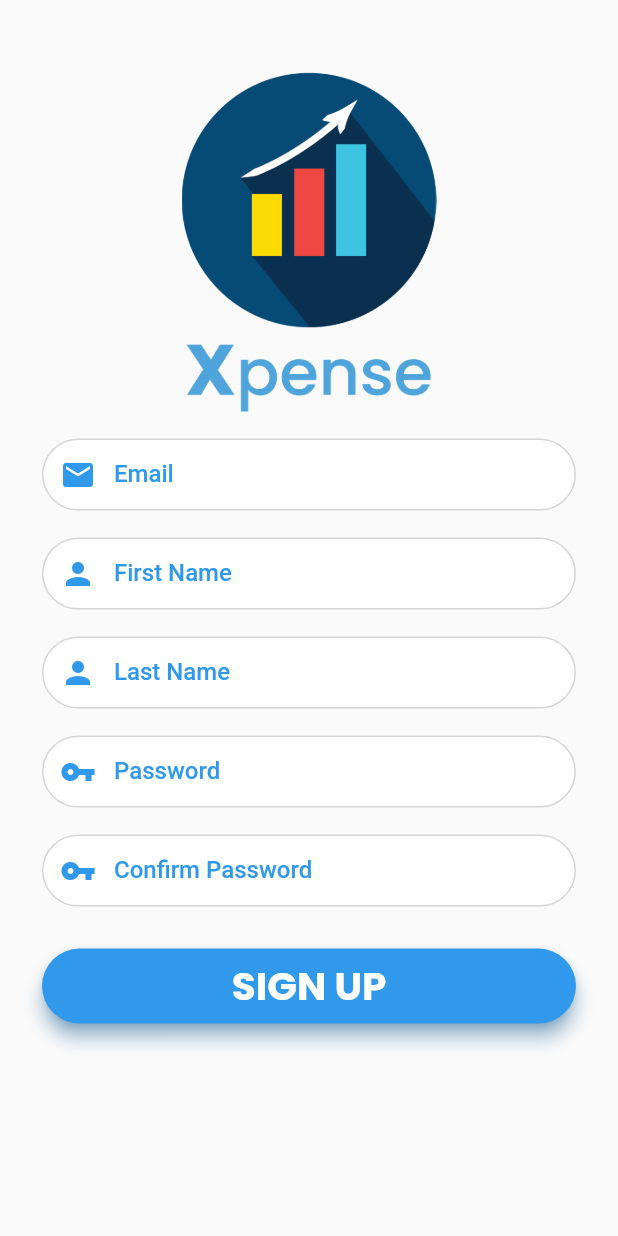
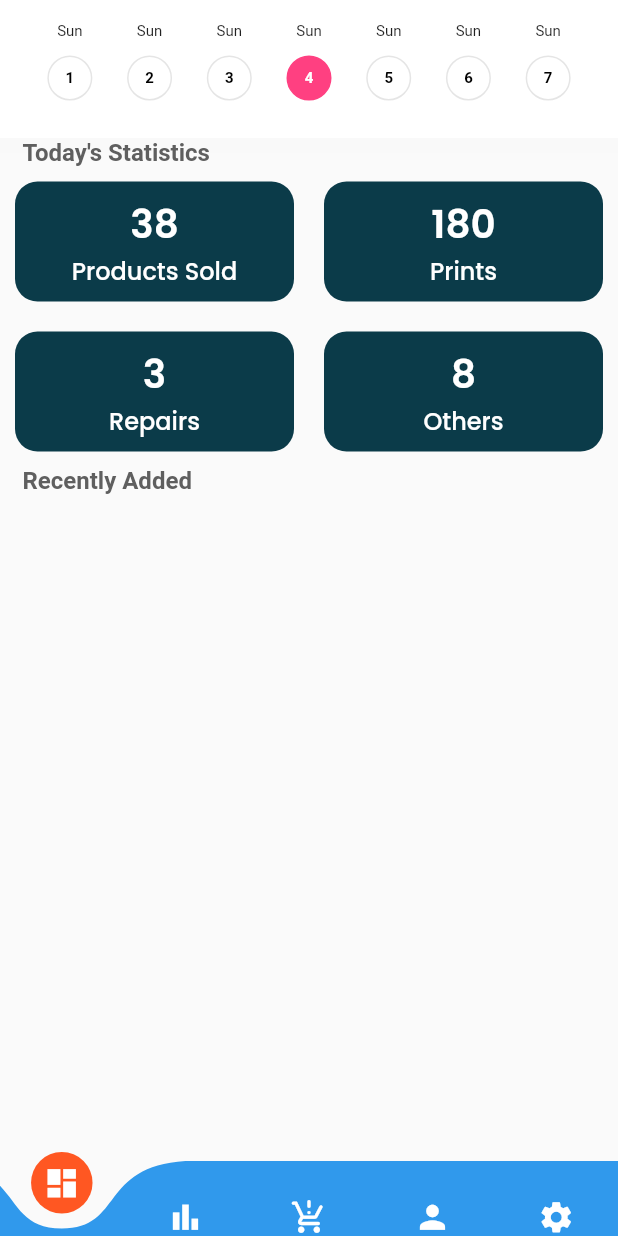
Before and after one commit to nbhatta34/XpenseApp-Android, a Flutter app: the screen it shows after launch, on a phone screen of 412 x 824 dp. Run offline on Flutter 3.47's test engine with Material 2 defaults, Android fonts, the light colour scheme and no system bars; drawn by our look-alikes of curved_navigation_bar; our stand-ins replace fluttertoast, google_fonts.

Commit message:
Dashboard UI Completed

```diff
--- /dev/null
+++ b/lib/Screens/Dashboard.dart
@@ -0,0 +1,277 @@
+import 'package:flutter/material.dart';
+import 'package:google_fonts/google_fonts.dart';
+
+class DashBoard extends StatefulWidget {
+  const DashBoard({Key? key}) : super(key: key);
+
+  @override
+  State<DashBoard> createState() => _DashBoardState();
+}
+
+class _DashBoardState extends State<DashBoard>
+    with SingleTickerProviderStateMixin {
+  int activeDay = 3;
+
+  bool isOpened = false;
+
+  @override
+  Widget build(BuildContext context) {
+    return Scaffold(
+      body: getBody(),
+    );
+  }
+
+  Widget getBody() {
+    return Column(
+      children: <Widget>[
+        Container(
+          decoration: BoxDecoration(
+            color: Colors.white,
+            boxShadow: [
+              BoxShadow(
+                color: Colors.grey.withOpacity(0.01),
+                spreadRadius: 10,
+                blurRadius: 3,
+                // changes position of shadow
+              ),
+            ],
+          ),
+          child: Padding(
+            padding:
+                const EdgeInsets.only(top: 0, right: 20, left: 20, bottom: 25),
+            child: Column(
+              children: [
+                SizedBox(
+                  height: 15,
+                ),
+                Row(
+                  crossAxisAlignment: CrossAxisAlignment.start,
+                  children: List.generate(
+                    7,
+                    (index) {
+                      return GestureDetector(
+                        onTap: () {},
+                        child: Container(
+                          width: (MediaQuery.of(context).size.width - 40) / 7,
+                          child: Column(
+                            children: [
+                              Text(
+                                "Sun",
+                                style: TextStyle(fontSize: 10),
+                              ),
+                              SizedBox(
+                                height: 10,
+                              ),
+                              Container(
+                                width: 30,
+                                height: 30,
+                                decoration: BoxDecoration(
+                                  color: activeDay == index
+                                      ? Colors.pinkAccent
+                                      : Colors.transparent,
+                                  shape: BoxShape.circle,
+                                  border: Border.all(
+                                    color: activeDay == index
+                                        ? Colors.pinkAccent
+                                        : Colors.black.withOpacity(0.1),
+                                  ),
+                                ),
+                                child: Center(
+                                  child: Text(
+                                    "${index + 1}",
+                                    style: TextStyle(
+                                        fontSize: 10,
+                                        fontWeight: FontWeight.w600,
+                                        color: activeDay == index
+                                            ? Colors.white
+                                            : Colors.black),
+                                  ),
+                                ),
+                              )
+                            ],
+                          ),
+                        ),
+                      );
+                    },
+                  ),
+                ),
+              ],
+            ),
+          ),
+        ),
+        Padding(
+          padding: const EdgeInsets.only(left: 15, right: 20),
+          child: Row(
+            mainAxisAlignment: MainAxisAlignment.spaceBetween,
+            children: [
+              Text(
+                "Today's Statistics",
+                style: TextStyle(
+                    fontSize: 16,
+                    fontWeight: FontWeight.w600,
+                    color: Color.fromARGB(255, 95, 95, 95)),
+              ),
+              // Icon(Icons.search)
+            ],
+          ),
+        ),
+        Container(
+          height: 200,
+          width: double.infinity,
+          decoration: BoxDecoration(),
+          child: Column(
+            mainAxisAlignment: MainAxisAlignment.spaceAround,
+            children: [
+              Row(
+                mainAxisAlignment: MainAxisAlignment.spaceAround,
+                children: [
+                  InkWell(
+                    onTap: () {},
+                    child: Container(
+                      child: Column(
+                        mainAxisAlignment: MainAxisAlignment.center,
+                        children: [
+                          Text(
+                            "38",
+                            style: GoogleFonts.poppins(
+                                fontWeight: FontWeight.w600,
+                                color: Colors.white,
+                                fontSize: 26),
+                          ),
+                          Text(
+                            "Products Sold",
+                            style: GoogleFonts.poppins(
+                                fontWeight: FontWeight.w500,
+                                color: Colors.white,
+                                fontSize: 16),
+                          ),
+                        ],
+                      ),
+                      width: MediaQuery.of(context).size.width / 2 - 20,
+                      height: 80,
+                      decoration: BoxDecoration(
+                        color: Color.fromARGB(255, 11, 59, 73),
+                        borderRadius: BorderRadius.circular(15),
+                      ),
+                    ),
+                  ),
+                  InkWell(
+                    onTap: () {},
+                    child: Container(
+                      child: Column(
+                        mainAxisAlignment: MainAxisAlignment.center,
+                        children: [
+                          Text(
+                            "180",
+                            style: GoogleFonts.poppins(
+                                fontWeight: FontWeight.w600,
+                                color: Colors.white,
+                                fontSize: 26),
+                          ),
+                          Text(
+                            "Prints",
+                            style: GoogleFonts.poppins(
+                                fontWeight: FontWeight.w500,
+                                color: Colors.white,
+                                fontSize: 16),
+                          ),
+                        ],
+                      ),
+                      width: MediaQuery.of(context).size.width / 2 - 20,
+                      height: 80,
+                      decoration: BoxDecoration(
+                        color: Color.fromARGB(255, 11, 59, 73),
+                        borderRadius: BorderRadius.circular(15),
+                      ),
+                    ),
+                  ),
+                ],
+              ),
+              Row(
+                mainAxisAlignment: MainAxisAlignment.spaceAround,
+                children: [
+                  InkWell(
+                    onTap: () {},
+                    child: Container(
+                      child: Column(
+                        mainAxisAlignment: MainAxisAlignment.center,
+                        children: [
+                          Text(
+                            "3",
+                            style: GoogleFonts.poppins(
+                                fontWeight: FontWeight.w600,
+                                color: Colors.white,
+                                fontSize: 26),
+                          ),
+                          Text(
+                            "Repairs",
+                            style: GoogleFonts.poppins(
+                                fontWeight: FontWeight.w500,
+                                color: Colors.white,
+                                fontSize: 16),
+                          ),
+                        ],
+                      ),
+                      width: MediaQuery.of(context).size.width / 2 - 20,
+                      height: 80,
+                      decoration: BoxDecoration(
+                        color: Color.fromARGB(255, 11, 59, 73),
+                        borderRadius: BorderRadius.circular(15),
+                      ),
+                    ),
+                  ),
+                  InkWell(
+                    onTap: () {},
+                    child: Container(
+                      width: MediaQuery.of(context).size.width / 2 - 20,
+                      height: 80,
+                      decoration: BoxDecoration(
+                          color: Color.fromARGB(255, 11, 59, 73),
+                          borderRadius: BorderRadius.circular(15)),
+                      child: Column(
+                        mainAxisAlignment: MainAxisAlignment.center,
+                        children: [
+                          Text(
+                            "8",
+                            style: GoogleFonts.poppins(
+                                fontWeight: FontWeight.w600,
+                                color: Colors.white,
+                                fontSize: 26),
+                          ),
+                          Text(
+                            "Others",
+                            style: GoogleFonts.poppins(
+                                fontWeight: FontWeight.w500,
+                                color: Colors.white,
+                                fontSize: 16),
+                          ),
+                        ],
+                      ),
+                    ),
+                  ),
+                ],
+              ),
+            ],
+          ),
+        ),
+        Padding(
+          padding: const EdgeInsets.only(left: 15, right: 20),
+          child: Row(
+            mainAxisAlignment: MainAxisAlignment.spaceBetween,
+            children: [
+              Text(
+                "Recently Added",
+                style: TextStyle(
+                  fontSize: 16,
+                  fontWeight: FontWeight.w600,
+                  color: Color.fromARGB(255, 95, 95, 95),
+                ),
+              ),
+              // Icon(Icons.search)
+            ],
+          ),
+        ),
+      ],
+    );
+  }
+}
--- /dev/null
+++ b/lib/Screens/HomeScreen.dart
@@ -0,0 +1,85 @@
+
+import 'package:curved_navigation_bar/curved_navigation_bar.dart';
+import 'package:flutter/material.dart';
+import 'package:xpense_android/Screens/Dashboard.dart';
+import 'package:xpense_android/Screens/Profile.dart';
+import 'package:xpense_android/Screens/Settings.dart';
+import 'package:xpense_android/Screens/Statistics.dart';
+import 'package:xpense_android/Screens/Stocks.dart';
+
+class HomeScreen extends StatefulWidget {
+  const HomeScreen({Key? key}) : super(key: key);
+
+  @override
+  _HomeScreenState createState() => _HomeScreenState();
+}
+
+class _HomeScreenState extends State<HomeScreen> {
+  var currentIndex = 0;
+
+  final navigationKey = GlobalKey<CurvedNavigationBarState>();
+
+  final screens = [
+    DashBoard(),
+    Statistics(),
+    Stocks(),
+    Profile(),
+    Settings(),
+  ];
+
+  final items = <Widget>[
+    Icon(
+      Icons.dashboard,
+      size: 25,
+    ),
+    Icon(
+      Icons.bar_chart,
+      size: 25,
+    ),
+    Icon(
+      Icons.production_quantity_limits_rounded,
+      size: 25,
+    ),
+    Icon(
+      Icons.person,
+      size: 25,
+    ),
+    Icon(
+      Icons.settings,
+      size: 25,
+    )
+  ];
+
+  @override
+  Widget build(BuildContext context) {
+    return SafeArea(
+      child: Scaffold(
+        // extendBody: true,
+        bottomNavigationBar: Theme(
+          data: Theme.of(context)
+              .copyWith(iconTheme: IconThemeData(color: Colors.white)),
+          child: CurvedNavigationBar(
+            key: navigationKey,
+            buttonBackgroundColor: Colors.deepOrange,
+            backgroundColor: Colors.transparent,
+            color: Color(0xff3099EC),
+            items: items,
+            height: 50,
+            animationDuration: Duration(milliseconds: 300),
+            index: currentIndex,
+            onTap: (index) {
+              setState(
+                () {
+                  currentIndex = index;
+                },
+              );
+            },
+          ),
+        ),
+        body: screens[currentIndex],
+      ),
+    );
+  }
+
+
+}
--- /dev/null
+++ b/lib/Screens/Profile.dart
@@ -0,0 +1,26 @@
+import 'package:flutter/material.dart';
+import 'package:fluttertoast/fluttertoast.dart';
+import 'package:google_fonts/google_fonts.dart';
+
+class Profile extends StatefulWidget {
+  const Profile({Key? key}) : super(key: key);
+
+  @override
+  State<Profile> createState() => _ProfileState();
+}
+
+class _ProfileState extends State<Profile> {
+  @override
+  void initState() {
+    super.initState();
+  }
+
+  @override
+  Widget build(BuildContext context) {
+    return Scaffold(
+      body: Container(
+        child: Center(child: Text("Profile")),
+      ),
+    );
+  }
+}
--- /dev/null
+++ b/lib/Screens/Settings.dart
@@ -0,0 +1,54 @@
+import 'package:flutter/material.dart';
+import 'package:google_fonts/google_fonts.dart';
+
+
+class Settings extends StatefulWidget {
+  const Settings({Key? key}) : super(key: key);
+
+  @override
+  State<Settings> createState() => _SettingsState();
+}
+
+class _SettingsState extends State<Settings> {
+  @override
+  Widget build(BuildContext context) {
+    return Scaffold(
+      body: Container(
+        child: Center(
+          child: Column(
+            mainAxisAlignment: MainAxisAlignment.center,
+            children: [
+              Padding(
+                padding: const EdgeInsets.all(8.0),
+                child: SizedBox(
+                  width: double.infinity,
+                  height: 50,
+                  child: ElevatedButton(
+                    onPressed: () {
+
+                    },
+                    child: Text(
+                      "Logout",
+                      style: GoogleFonts.poppins(
+                          color: Colors.white, fontSize: 20),
+                    ),
+                    style: ElevatedButton.styleFrom(
+                      primary: Color(0xff3099EC),
+                      shadowColor: Color(0xff3099EC),
+                      elevation: 5,
+                      shape: new RoundedRectangleBorder(
+                        borderRadius: new BorderRadius.circular(30),
+                      ),
+                      textStyle:
+                          TextStyle(fontSize: 30, fontWeight: FontWeight.bold),
+                    ),
+                  ),
+                ),
+              ),
+            ],
+          ),
+        ),
+      ),
+    );
+  }
+}
--- /dev/null
+++ b/lib/Screens/Statistics.dart
@@ -0,0 +1,23 @@
+import 'package:flutter/material.dart';
+import 'package:google_fonts/google_fonts.dart';
+
+class Statistics extends StatefulWidget {
+  const Statistics({Key? key}) : super(key: key);
+
+  @override
+  State<Statistics> createState() => _StatisticsState();
+}
+
+class _StatisticsState extends State<Statistics> {
+  @override
+  void initState() {
+    super.initState();
+  }
+
+  @override
+  Widget build(BuildContext context) {
+    return Scaffold(
+      body: Container(child: Center(child: Text("Statistics"))),
+    );
+  }
+}
--- /dev/null
+++ b/lib/Screens/Stocks.dart
@@ -0,0 +1,25 @@
+import 'package:flutter/material.dart';
+import 'package:google_fonts/google_fonts.dart';
+
+class Stocks extends StatefulWidget {
+  const Stocks({Key? key}) : super(key: key);
+
+  @override
+  State<Stocks> createState() => _StocksState();
+}
+
+class _StocksState extends State<Stocks> {
+  @override
+  void initState() {
+    super.initState();
+  }
+
+  @override
+  Widget build(BuildContext context) {
+    return SafeArea(
+      child: Scaffold(
+        body: Container(child: Center(child: Text("Stocks"))),
+      ),
+    );
+  }
+}
--- a/lib/main.dart
+++ b/lib/main.dart
@@ -1,4 +1,5 @@
 import 'package:flutter/material.dart';
+import 'package:xpense_android/Screens/HomeScreen.dart';
 import 'package:xpense_android/Screens/RegisterScreen.dart';
 
 
@@ -18,7 +19,7 @@ class MyApp extends StatelessWidget {
       theme: ThemeData(
         primarySwatch: Colors.blue,
       ),
-      home: RegisterScreen(),
+      home: HomeScreen(),
     );
   }
 }
--- a/pubspec.yaml
+++ b/pubspec.yaml
@@ -40,6 +40,7 @@ dev_dependencies:
     sdk: flutter
   google_fonts: ^2.3.1
   fluttertoast: ^8.0.9
+  curved_navigation_bar: ^1.0.3
 
   # The "flutter_lints" package below contains a set of recommended lints to
   # encourage good coding practices. The lint set provided by the package is
```
Also changed, not shown: pubspec.lock.
